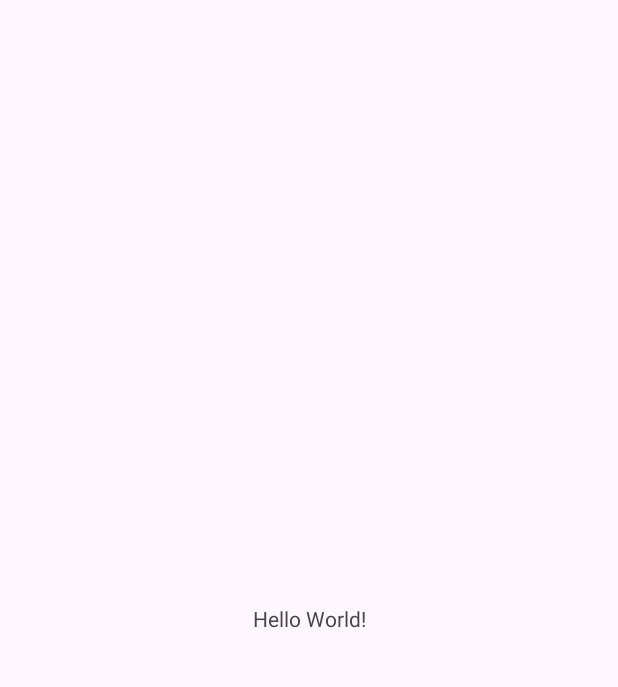
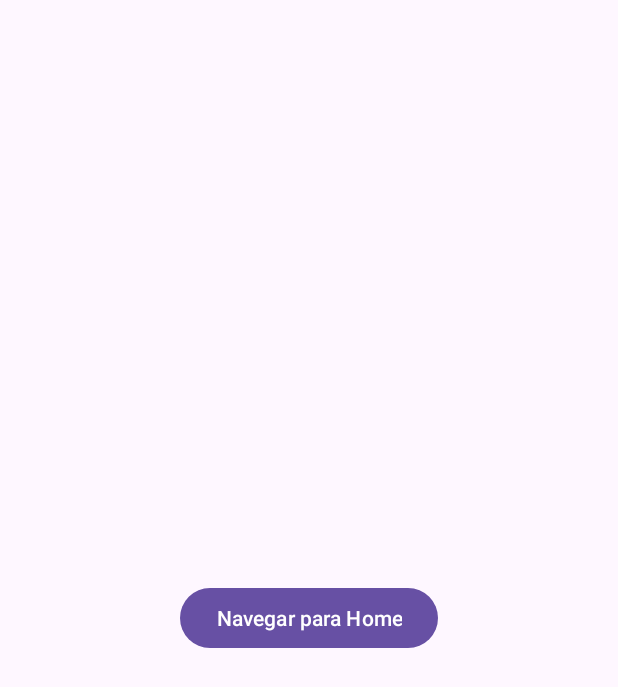
Before and after one commit to DiegoLinks/xml-basic-navigation, an Android app: the screen it shows after launch (MainActivity), on a phone screen of 412 x 824 dp. Before the commit the part shown is almost empty. Shown: the top 687 px of the screen. Run offline under Robolectric (Android 15) with nearby library versions, the phone set to English and light mode, and no system bars.

Commit message:
Navegação com intent de Main pra Home

```diff
--- a/app/src/main/java/com/xml/navigation/MainActivity.kt
+++ b/app/src/main/java/com/xml/navigation/MainActivity.kt
@@ -1,11 +1,23 @@
 package com.xml.navigation
 
+import android.content.Intent
 import androidx.appcompat.app.AppCompatActivity
 import android.os.Bundle
+import android.widget.Button
 
 class MainActivity : AppCompatActivity() {
+
+    lateinit var btNavigate: Button
+
     override fun onCreate(savedInstanceState: Bundle?) {
         super.onCreate(savedInstanceState)
         setContentView(R.layout.activity_main)
+
+        btNavigate = findViewById(R.id.bt_navigate)
+
+        btNavigate.setOnClickListener {
+            val intent = Intent(this, HomeActivity::class.java)
+            startActivity(intent)
+        }
     }
 }
--- a/app/src/main/res/layout/activity_main.xml
+++ b/app/src/main/res/layout/activity_main.xml
@@ -6,10 +6,11 @@
     android:layout_height="match_parent"
     tools:context=".MainActivity">
 
-    <TextView
+    <Button
+        android:id="@+id/bt_navigate"
         android:layout_width="wrap_content"
         android:layout_height="wrap_content"
-        android:text="Hello World!"
+        android:text="Navegar para Home"
         app:layout_constraintBottom_toBottomOf="parent"
         app:layout_constraintEnd_toEndOf="parent"
         app:layout_constraintStart_toStartOf="parent"
```
